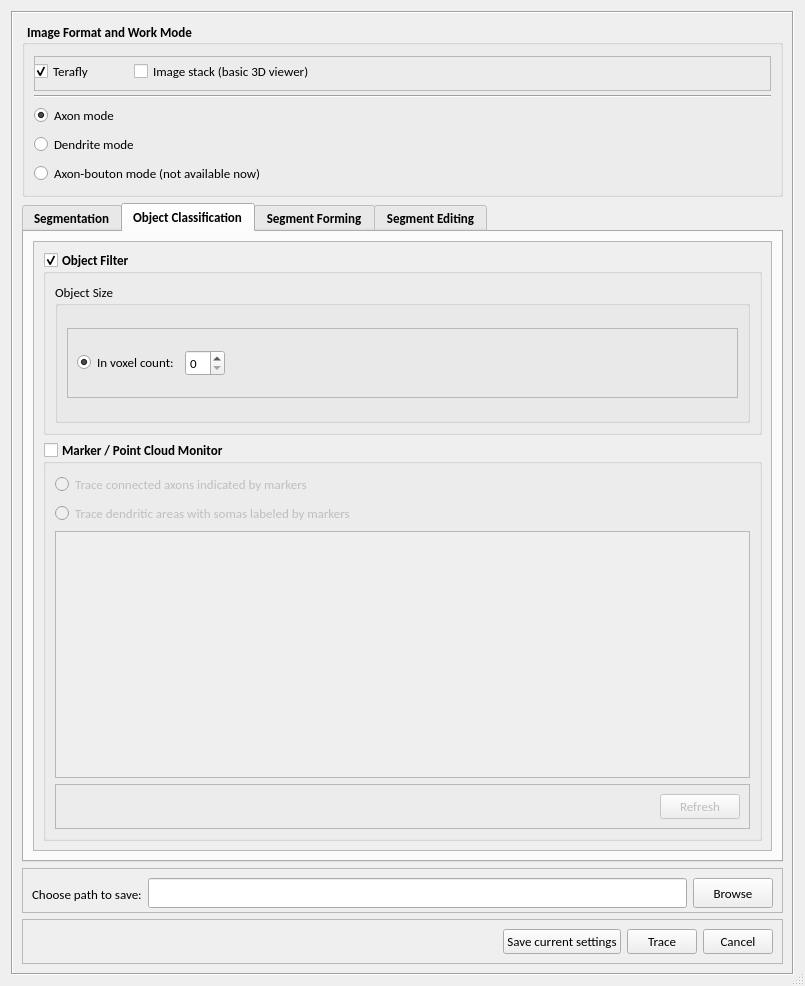
Qt form hackathon/MK/Fragmented_autoTrace/fragmentedTraceUI.ui (Vaa3D/vaa3d_tools) before a commit.
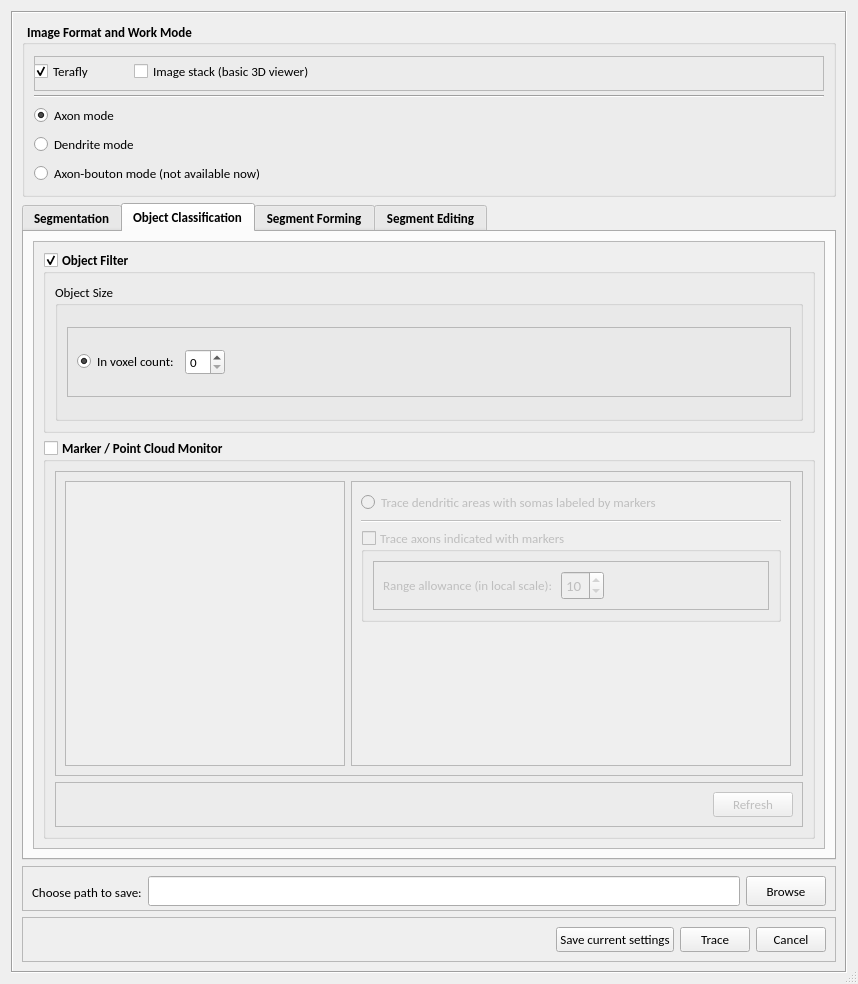
The same form after that commit. Icons and pictures are not drawn.

Diff of the .ui file:
```diff
--- a/hackathon/MK/Fragmented_autoTrace/fragmentedTraceUI.ui
+++ b/hackathon/MK/Fragmented_autoTrace/fragmentedTraceUI.ui
@@ -12,8 +12,8 @@
    <rect>
     <x>0</x>
     <y>0</y>
-    <width>805</width>
-    <height>986</height>
+    <width>858</width>
+    <height>984</height>
    </rect>
   </property>
   <property name="sizePolicy">
@@ -238,6 +238,9 @@
       </item>
       <item>
        <widget class="QTabWidget" name="tabWidget">
+        <property name="enabled">
+         <bool>true</bool>
+        </property>
         <property name="maximumSize">
          <size>
           <width>10000</width>
@@ -794,8 +797,8 @@
               <rect>
                <x>0</x>
                <y>0</y>
-               <width>729</width>
-               <height>586</height>
+               <width>782</width>
+               <height>584</height>
               </rect>
              </property>
              <layout class="QVBoxLayout" name="verticalLayout">
@@ -810,7 +813,7 @@
                 <property name="maximumSize">
                  <size>
                   <width>16777215</width>
-                  <height>300</height>
+                  <height>200</height>
                  </size>
                 </property>
                 <property name="font">
@@ -905,7 +908,7 @@
                 <property name="minimumSize">
                  <size>
                   <width>0</width>
-                  <height>350</height>
+                  <height>400</height>
                  </size>
                 </property>
                 <property name="maximumSize">
@@ -929,41 +932,198 @@
                 <property name="checked">
                  <bool>false</bool>
                 </property>
-                <layout class="QVBoxLayout" name="verticalLayout_14">
+                <layout class="QVBoxLayout" name="verticalLayout_19">
                  <item>
-                  <widget class="QRadioButton" name="radioButton_6">
-                   <property name="font">
-                    <font>
-                     <weight>50</weight>
-                     <bold>false</bold>
-                    </font>
+                  <widget class="QFrame" name="frame_18">
+                   <property name="frameShape">
+                    <enum>QFrame::StyledPanel</enum>
                    </property>
-                   <property name="text">
-                    <string>Trace connected axons indicated by markers</string>
+                   <property name="frameShadow">
+                    <enum>QFrame::Raised</enum>
                    </property>
-                  </widget>
-                 </item>
-                 <item>
-                  <widget class="QRadioButton" name="radioButton_5">
-                   <property name="font">
-                    <font>
-                     <weight>50</weight>
-                     <bold>false</bold>
-                    </font>
-                   </property>
-                   <property name="text">
-                    <string>Trace dendritic areas with somas labeled by markers</string>
-                   </property>
-                  </widget>
-                 </item>
-                 <item>
-                  <widget class="QListView" name="listView_2">
-                   <property name="selectionMode">
-                    <enum>QAbstractItemView::MultiSelection</enum>
-                   </property>
-                   <property name="selectionRectVisible">
-                    <bool>true</bool>
-                   </property>
+                   <layout class="QHBoxLayout" name="horizontalLayout_8">
+                    <item>
+                     <widget class="QListView" name="listView_2">
+                      <property name="minimumSize">
+                       <size>
+                        <width>280</width>
+                        <height>0</height>
+                       </size>
+                      </property>
+                      <property name="maximumSize">
+                       <size>
+                        <width>280</width>
+                        <height>16777215</height>
+                       </size>
+                      </property>
+                      <property name="selectionMode">
+                       <enum>QAbstractItemView::MultiSelection</enum>
+                      </property>
+                      <property name="selectionRectVisible">
+                       <bool>true</bool>
+                      </property>
+                     </widget>
+                    </item>
+                    <item>
+                     <widget class="QScrollArea" name="scrollArea_5">
+                      <property name="maximumSize">
+                       <size>
+                        <width>440</width>
+                        <height>16777215</height>
+                       </size>
+                      </property>
+                      <property name="widgetResizable">
+                       <bool>true</bool>
+                      </property>
+                      <widget class="QWidget" name="scrollAreaWidgetContents_3">
+                       <property name="geometry">
+                        <rect>
+                         <x>0</x>
+                         <y>0</y>
+                         <width>423</width>
+                         <height>268</height>
+                        </rect>
+                       </property>
+                       <layout class="QVBoxLayout" name="verticalLayout_17">
+                        <item>
+                         <widget class="QRadioButton" name="radioButton_5">
+                          <property name="font">
+                           <font>
+                            <family>Calibri</family>
+                            <pointsize>10</pointsize>
+                            <weight>50</weight>
+                            <bold>false</bold>
+                           </font>
+                          </property>
+                          <property name="text">
+                           <string>Trace dendritic areas with somas labeled by markers</string>
+                          </property>
+                         </widget>
+                        </item>
+                        <item>
+                         <widget class="Line" name="line_2">
+                          <property name="font">
+                           <font>
+                            <pointsize>10</pointsize>
+                           </font>
+                          </property>
+                          <property name="frameShadow">
+                           <enum>QFrame::Sunken</enum>
+                          </property>
+                          <property name="lineWidth">
+                           <number>1</number>
+                          </property>
+                          <property name="orientation">
+                           <enum>Qt::Horizontal</enum>
+                          </property>
+                         </widget>
+                        </item>
+                        <item>
+                         <widget class="QGroupBox" name="groupBox_5">
+                          <property name="enabled">
+                           <bool>false</bool>
+                          </property>
+                          <property name="font">
+                           <font>
+                            <weight>50</weight>
+                            <bold>false</bold>
+                           </font>
+                          </property>
+                          <property name="title">
+                           <string>Trace axons indicated with markers</string>
+                          </property>
+                          <property name="checkable">
+                           <bool>true</bool>
+                          </property>
+                          <property name="checked">
+                           <bool>false</bool>
+                          </property>
+                          <layout class="QVBoxLayout" name="verticalLayout_14">
+                           <item>
+                            <widget class="QFrame" name="frame_16">
+                             <property name="maximumSize">
+                              <size>
+                               <width>400</width>
+                               <height>50</height>
+                              </size>
+                             </property>
+                             <property name="font">
+                              <font>
+                               <pointsize>11</pointsize>
+                              </font>
+                             </property>
+                             <property name="frameShape">
+                              <enum>QFrame::StyledPanel</enum>
+                             </property>
+                             <property name="frameShadow">
+                              <enum>QFrame::Raised</enum>
+                             </property>
+                             <layout class="QHBoxLayout" name="horizontalLayout_5">
+                              <item>
+                               <widget class="QLabel" name="label_6">
+                                <property name="font">
+                                 <font>
+                                  <family>Calibri</family>
+                                  <pointsize>10</pointsize>
+                                  <weight>50</weight>
+                                  <bold>false</bold>
+                                 </font>
+                                </property>
+                                <property name="text">
+                                 <string>Range allowance (in local scale): </string>
+                                </property>
+                               </widget>
+                              </item>
+                              <item>
+                               <widget class="QSpinBox" name="spinBox_6">
+                                <property name="font">
+                                 <font>
+                                  <weight>50</weight>
+                                  <bold>false</bold>
+                                 </font>
+                                </property>
+                                <property name="value">
+                                 <number>10</number>
+                                </property>
+                               </widget>
+                              </item>
+                              <item>
+                               <spacer name="horizontalSpacer_11">
+                                <property name="orientation">
+                                 <enum>Qt::Horizontal</enum>
+                                </property>
+                                <property name="sizeHint" stdset="0">
+                                 <size>
+                                  <width>56</width>
+                                  <height>20</height>
+                                 </size>
+                                </property>
+                               </spacer>
+                              </item>
+                             </layout>
+                            </widget>
+                           </item>
+                          </layout>
+                         </widget>
+                        </item>
+                        <item>
+                         <spacer name="verticalSpacer_3">
+                          <property name="orientation">
+                           <enum>Qt::Vertical</enum>
+                          </property>
+                          <property name="sizeHint" stdset="0">
+                           <size>
+                            <width>368</width>
+                            <height>99</height>
+                           </size>
+                          </property>
+                         </spacer>
+                        </item>
+                       </layout>
+                      </widget>
+                     </widget>
+                    </item>
+                   </layout>
                   </widget>
                  </item>
                  <item>
@@ -974,7 +1134,7 @@
                    <property name="frameShadow">
                     <enum>QFrame::Raised</enum>
                    </property>
-                   <layout class="QHBoxLayout" name="horizontalLayout_5">
+                   <layout class="QHBoxLayout" name="horizontalLayout_7">
                     <item>
                      <spacer name="horizontalSpacer_6">
                       <property name="orientation">
```
Left out of the diff: 14 changed lines with no effect on the pictures.
